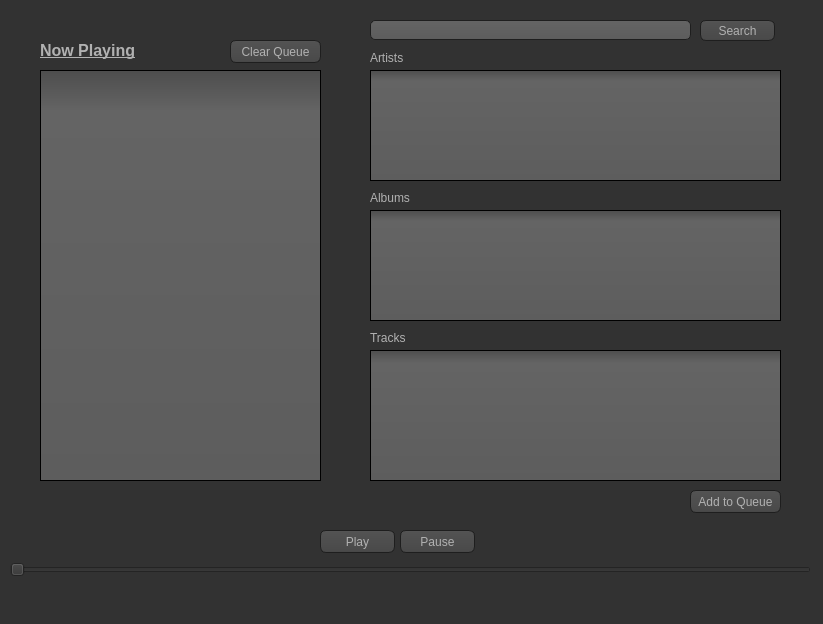
Above: ui1.ui from nightfire8199/project-hermes before the change. Below: the same form after it.
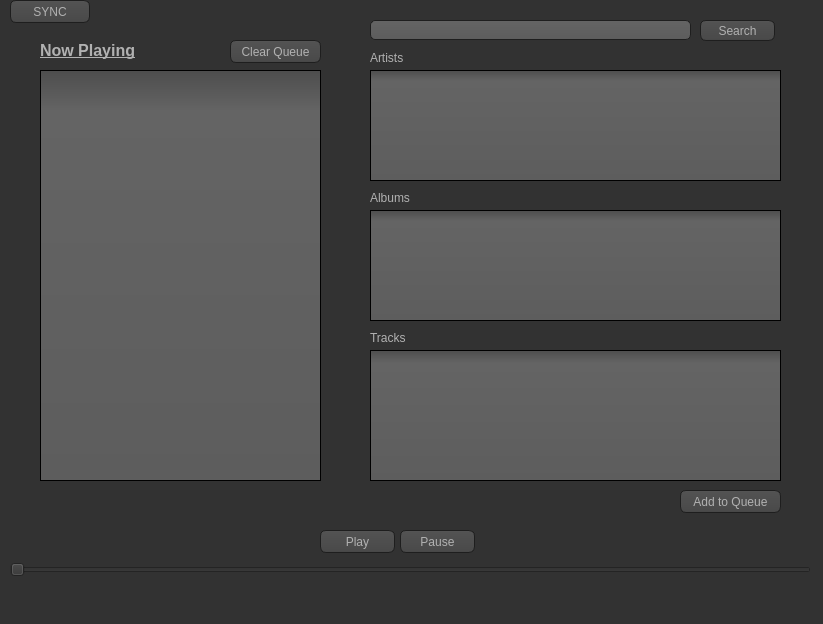
That is the form after the change. Icons and pictures are not drawn.

Diff of the .ui file:
```diff
--- a/ui1.ui
+++ b/ui1.ui
@@ -550,9 +550,9 @@
    <widget class="QPushButton" name="addButton">
     <property name="geometry">
      <rect>
-      <x>690</x>
+      <x>680</x>
       <y>490</y>
-      <width>91</width>
+      <width>101</width>
       <height>23</height>
      </rect>
     </property>
@@ -661,6 +661,19 @@
      <string>Artists</string>
     </property>
    </widget>
+   <widget class="QPushButton" name="syncButton">
+    <property name="geometry">
+     <rect>
+      <x>10</x>
+      <y>0</y>
+      <width>80</width>
+      <height>23</height>
+     </rect>
+    </property>
+    <property name="text">
+     <string>SYNC</string>
+    </property>
+   </widget>
   </widget>
   <widget class="QMenuBar" name="menubar">
    <property name="geometry">
```
